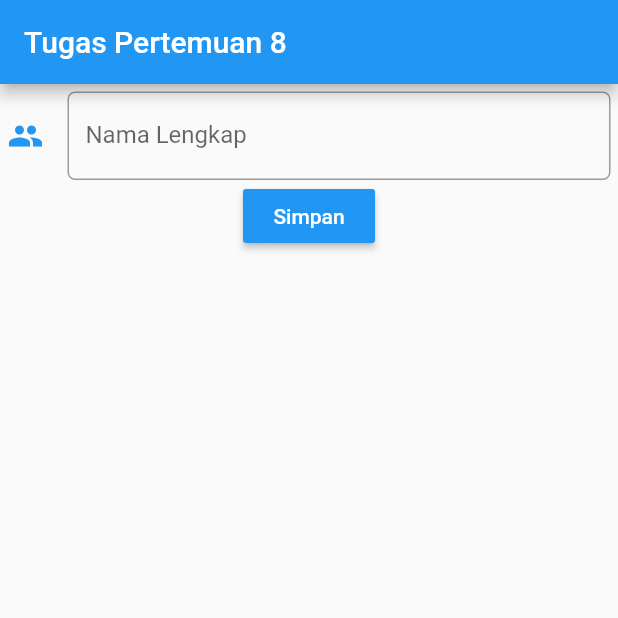
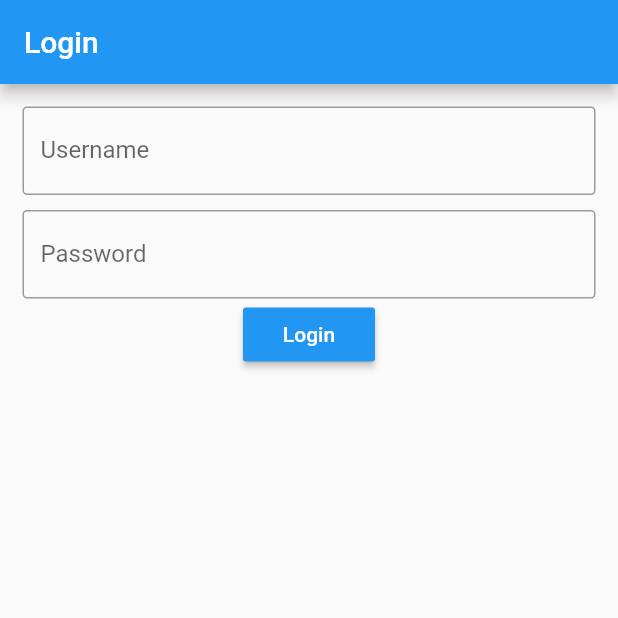
Before and after one commit to argowibowo/progmob2020uas, a Flutter app: the screen it shows after launch, on a phone screen of 412 x 824 dp, the top half of it. Run offline on Flutter 3.47's test engine with Material 2 defaults, Android fonts, the phone set to English and light mode, and no system bars; our stand-ins replace shared_preferences.

Commit message:
Tugas 9 Flutter & Preferen

```diff
--- /dev/null
+++ b/lib/Login.dart
@@ -0,0 +1,94 @@
+import 'package:flutter/material.dart';
+import 'package:flutter_progmob_2020/TugasPertemuan8.dart';
+import 'package:flutter_progmob_2020/main.dart';
+import 'package:shared_preferences/shared_preferences.dart';
+
+class Login extends StatefulWidget {
+  Login({Key key, this.title}) : super(key: key);
+
+  final String title;
+
+  @override
+  _LoginState createState() => _LoginState();
+}
+
+class _LoginState extends State<Login> {
+
+  void navigateLogin() async{
+    SharedPreferences pref = await SharedPreferences.getInstance();
+    int isLogin = pref.getInt("is_login");
+    if(isLogin == 1) {
+      Navigator.pushReplacement(
+        context,
+        MaterialPageRoute(
+            builder: (context) => TugasPertemuan8()),
+      );
+    }
+  }
+
+  @override
+  void initState() {
+    navigateLogin();
+  }
+
+  @override
+  Widget build(BuildContext context) {
+    return Scaffold(
+      appBar: AppBar(
+        title: Text('Login'),
+      ),
+      body: Padding(
+        padding: EdgeInsets.all(15.0),
+        child: Center(
+            child: Form(
+              //key:key,
+              child: Column(
+                mainAxisAlignment: MainAxisAlignment.start,
+                children: <Widget>[
+                  TextFormField(
+                    decoration: new InputDecoration(
+                      labelText: "Username",
+                      hintText: "Username",
+                      border: OutlineInputBorder(
+                        borderRadius: new BorderRadius.circular(3),
+                      ),
+                    ),
+                  ),
+                  Padding(
+                    padding: EdgeInsets.all(5.0),
+                  ),
+                  TextFormField(
+                    decoration: new InputDecoration(
+                      labelText: "Password",
+                      hintText: "Password",
+                      border: OutlineInputBorder(
+                        borderRadius: new BorderRadius.circular(3),
+                      ),
+                    ),
+                  ),
+                  RaisedButton(
+                    color: Colors.blue,
+                    onPressed: () async {
+                      SharedPreferences pref = await SharedPreferences
+                          .getInstance();
+                      await pref.setInt("is_login", 1);
+                      Navigator.pushReplacement(
+                        context,
+                        MaterialPageRoute(builder: (context) => TugasPertemuan8()),
+                      );
+                    },
+                    child: Text(
+                      "Login",
+                      style: TextStyle(
+                          color: Colors.white
+                      ),
+                    ),
+                  )
+                ],
+              ),
+            )
+        ),
+      ),
+    );
+  }
+}
--- a/lib/tugaspertemuan8.dart
+++ /dev/null
@@ -1,78 +0,0 @@
-import 'package:flutter/material.dart';
-
-class tugaspertemuan8 extends StatefulWidget {
-  tugaspertemuan8({Key key, this.title}) : super(key: key);
-
-  final String title;
-
-  @override
-  _tugaspertemuan8 createState() => _tugaspertemuan8();
-}
-
-class _tugaspertemuan8 extends State<tugaspertemuan8> {
-  GlobalKey<FormState> formkey = GlobalKey<FormState>();
-
-  void validate(){
-    if(formkey.currentState.validate()){
-      print("validated");
-    }else{
-      print("failed");
-    }
-  }
-
-  @override
-  Widget build(BuildContext context) {
-
-    return Scaffold(
-      appBar: AppBar(
-
-        title: Text("Tugas Pertemuan 8"),
-      ),
-      body: Padding(
-        padding: EdgeInsets.all(5.0),
-        child: Center(
-          child:Form(
-            key:formkey,
-        child: Column(
-          mainAxisAlignment: MainAxisAlignment.start,
-          children: <Widget>[
-            TextFormField(
-              validator: (value){
-              if(value.isEmpty){
-              return "Nama Tidak Boleh Kosong";
-              }else{
-              return null;
-              }
-              },
-              decoration: new InputDecoration(
-                icon: Icon(
-                Icons.people,
-                color:Colors.blue,
-              ),
-                labelText: "Nama Lengkap",
-                hintText: "Contoh: David Yerusal",
-                border: OutlineInputBorder(
-                borderRadius: new BorderRadius.circular(5),
-                )
-              ),
-            ),
-
-            RaisedButton(
-              color: Colors.blue,
-              onPressed: validate,
-              child: Text(
-                  "Simpan",
-                  style: TextStyle(
-                      color: Colors.white
-                  )
-              ),
-            )
-          ],
-        ),
-      ),
-    ),
-      ),
-
-    );
-  }
-}
--- a/pubspec.yaml
+++ b/pubspec.yaml
@@ -28,6 +28,7 @@ dependencies:
   # The following adds the Cupertino Icons font to your application.
   # Use with the CupertinoIcons class for iOS style icons.
   cupertino_icons: ^1.0.0
+  shared_preferences: ^0.5.12+4
 
 dev_dependencies:
   flutter_test:
@@ -45,7 +46,8 @@ flutter:
   uses-material-design: true
 
   # To add assets to your application, add an assets section, like this:
-  # assets:
+  assets:
+  - images/
   #   - images/a_dot_burr.jpeg
   #   - images/a_dot_ham.jpeg
 
```
Also changed, not shown: lib/Pertemuan1.dart (renamed from lib/pertemuan1.dart, +15 -14 lines), lib/SplashScreen.dart (added, +49 -0 lines), lib/TugasPertemuan8.dart (added, +94 -0 lines), lib/main.dart (+62 -8 lines), images/logo.png (added), pubspec.lock.
